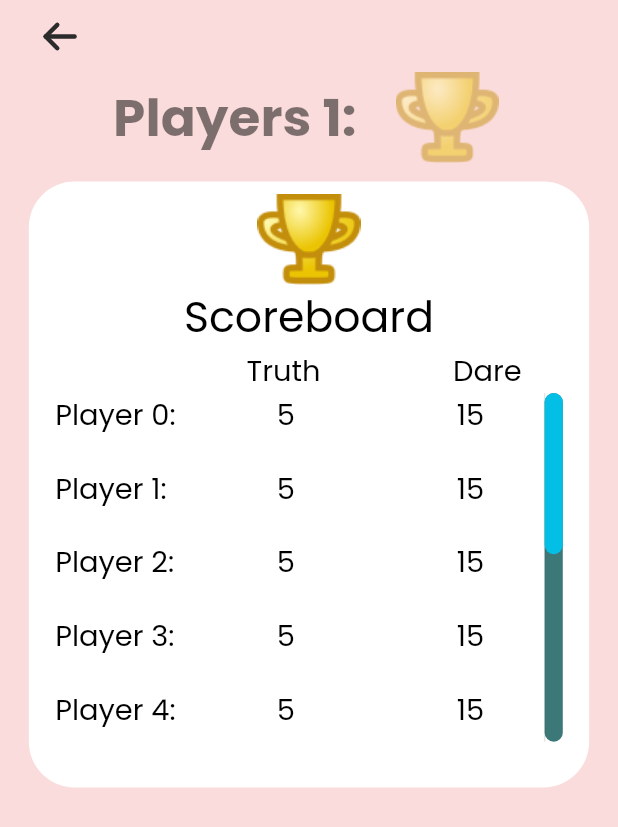
After one commit to quocphi-mobile-dev/cachcach-mobile-app, a Flutter app: the ScoreBoardScreen screen opened by its route, on a phone screen of 412 x 824 dp. The commit adds this screen. Shown: the top 827 px of the screen. Run offline on Flutter 3.47's test engine with Material 2 defaults, Android fonts, the phone set to English and light mode, and no system bars; our stand-ins replace auto_size_text, dio, firebase_core, firebase_crashlytics, firebase_messaging, flutter_local_notifications and 7 more; missing offline and left inert: circle_list; accounts and stored records are empty.

Commit message:
Scoreboard screen

```diff
--- /dev/null
+++ b/lib/app/modules/play/score_board/score_board_screen.dart
@@ -0,0 +1,197 @@
+import 'package:cachcach/app/widgets/widget_common.dart';
+import 'package:cachcach/core/theme/colors.dart';
+import 'package:cachcach/core/theme/images.dart';
+import 'package:cachcach/core/theme/text_styles.dart';
+import 'package:flutter/material.dart';
+import 'package:flutter_screenutil/flutter_screenutil.dart';
+
+class ScoreBoardScreen extends StatelessWidget {
+  const ScoreBoardScreen({super.key});
+
+  @override
+  Widget build(BuildContext context) {
+    return Scaffold(
+      backgroundColor: AppColors.bgColor,
+      body: SafeArea(
+        child: Column(
+          children: [
+            buildTopBar(),
+            _buildPlayerWin(),
+            space(h: 12.h),
+            _buildScoreBoard(),
+          ],
+        ),
+      ),
+    );
+  }
+
+  Widget _buildScoreBoard() {
+    return Container(
+      margin: EdgeInsets.symmetric(horizontal: 16.w),
+      width: 340.w,
+      height: 398.h,
+      decoration: BoxDecoration(
+        color: AppColors.white,
+        borderRadius: BorderRadius.circular(30.r),
+      ),
+      child: Column(
+        children: [
+          space(h: 8.h),
+          Image.asset(
+            AppImages.imgCup,
+            width: 70.w,
+            height: 60.h,
+          ),
+          Text(
+            "Scoreboard",
+            style: AppTextStyle.textStyleCommon.copyWith(
+              fontSize: 28.sp,
+              fontWeight: FontWeight.w400,
+              color: AppColors.black,
+            ),
+          ),
+          _buildScoreBoardHeader(),
+          Expanded(
+            child: _buildScoreBoardValue(),
+          )
+        ],
+      ),
+    );
+  }
+
+  Widget _buildScoreBoardValue() {
+    return Padding(
+      padding: EdgeInsets.symmetric(horizontal: 16.w).copyWith(bottom: 10.h),
+      child: RawScrollbar(
+        thumbColor: AppColors.deepSkyBlue,
+        trackColor: AppColors.ming,
+        thumbVisibility: true,
+        trackVisibility: true,
+        thickness: 11.w,
+        radius: Radius.circular(20.r),
+        trackRadius: Radius.circular(20.r),
+        padding: EdgeInsets.only(bottom: 20.h),
+        child: ListView.separated(
+          shrinkWrap: true,
+          padding: EdgeInsets.only(bottom: 50.h),
+          itemBuilder: (BuildContext context, int index) {
+            return Row(
+              children: [
+                Expanded(
+                  flex: 3,
+                  child: Text(
+                    "Player $index:",
+                    style: AppTextStyle.textStyleCommon.copyWith(
+                      fontSize: 19.sp,
+                      fontWeight: FontWeight.w400,
+                      color: AppColors.black,
+                    ),
+                  ),
+                ),
+                Expanded(
+                  flex: 4,
+                  child: Container(
+                    alignment: Alignment.center,
+                    child: Text(
+                      "5",
+                      style: AppTextStyle.textStyleCommon.copyWith(
+                        fontSize: 19.sp,
+                        fontWeight: FontWeight.w400,
+                        color: AppColors.black,
+                      ),
+                    ),
+                  ),
+                ),
+                Expanded(
+                  flex: 4,
+                  child: Container(
+                    alignment: Alignment.center,
+                    child: Text(
+                      "15",
+                      style: AppTextStyle.textStyleCommon.copyWith(
+                        fontSize: 19.sp,
+                        fontWeight: FontWeight.w400,
+                        color: AppColors.black,
+                      ),
+                    ),
+                  ),
+                ),
+              ],
+            );
+          },
+          separatorBuilder: (BuildContext context, int index) {
+            return space(h: 20.h);
+          },
+          itemCount: 10,
+        ),
+      ),
+    );
+  }
+
+  Widget _buildScoreBoardHeader() {
+    return Row(
+      children: [
+        Expanded(
+          flex: 3,
+          child: Container(),
+        ),
+        Expanded(
+          flex: 4,
+          child: Container(
+            alignment: Alignment.center,
+            child: Text(
+              "Truth",
+              style: AppTextStyle.textStyleCommon.copyWith(
+                fontSize: 19.sp,
+                fontWeight: FontWeight.w400,
+                color: AppColors.black,
+              ),
+            ),
+          ),
+        ),
+        Expanded(
+          flex: 4,
+          child: Container(
+            alignment: Alignment.center,
+            child: Text(
+              "Dare",
+              style: AppTextStyle.textStyleCommon.copyWith(
+                fontSize: 19.sp,
+                fontWeight: FontWeight.w400,
+                color: AppColors.black,
+              ),
+            ),
+          ),
+        ),
+      ],
+    );
+  }
+
+  Widget _buildPlayerWin() {
+    return Padding(
+      padding: EdgeInsets.symmetric(horizontal: 16.w),
+      child: Row(
+        mainAxisAlignment: MainAxisAlignment.center,
+        children: [
+          Flexible(
+            child: Text(
+              "Players 1:",
+              style: AppTextStyle.textStyleCommon.copyWith(
+                fontSize: 34.sp,
+                fontWeight: FontWeight.w600,
+                color: AppColors.black.withOpacity(0.5),
+              ),
+            ),
+          ),
+          space(w: 20.w),
+          Image.asset(
+            AppImages.imgCup,
+            width: 70.w,
+            height: 60.h,
+            opacity: const AlwaysStoppedAnimation(0.5),
+          )
+        ],
+      ),
+    );
+  }
+}
--- a/lib/core/theme/colors.dart
+++ b/lib/core/theme/colors.dart
@@ -140,4 +140,7 @@ class AppColors {
 
   /// #E1ACAC
   static const cavernPink = Color(0xffE1ACAC);
+
+  /// #3D7878
+  static const ming = Color(0xff3D7878);
 }
--- a/lib/core/theme/images.dart
+++ b/lib/core/theme/images.dart
@@ -18,4 +18,5 @@ class AppImages {
   static const imgCursor = "assets/images/img_cursor.png";
   static const imgTruth = "assets/images/img_truth.png";
   static const imgDare = "assets/images/img_dare.png";
+  static const imgCup = "assets/images/img_cup.png";
 }
--- a/lib/routes/routes.dart
+++ b/lib/routes/routes.dart
@@ -6,6 +6,7 @@ import 'package:cachcach/app/modules/play/guide_play/guide_play_screen.dart';
 import 'package:cachcach/app/modules/play/play_screen.dart';
 import 'package:cachcach/app/modules/play/player/player_screen.dart';
 import 'package:cachcach/app/modules/play/question/question_screen.dart';
+import 'package:cachcach/app/modules/play/score_board/score_board_screen.dart';
 import 'package:cachcach/app/modules/play/select_mode/select_mode_screen.dart';
 import 'package:cachcach/app/modules/play/setting/setting_screen.dart';
 import 'package:cachcach/app/modules/play/spin/spin_screen.dart';
@@ -27,6 +28,7 @@ class RouteName {
   static const String spin = "/spin";
   static const String question = "/question";
   static const String detail = "/detail";
+  static const String scoreBoard = "/score-board";
 
   static const String privacyPolicy = "/privacy-policy";
   static const String welcome = '/welcome';
@@ -47,6 +49,7 @@ class AppRoutes {
     RouteName.spin: () => const SpinScreen(),
     RouteName.question: () => const QuestionScreen(),
     RouteName.detail: () => const DetailScreen(),
+    RouteName.scoreBoard: () => const ScoreBoardScreen(),
   };
 
   static final bindings = <String, List<Bindings> Function()>{};
```
Also changed, not shown: assets/images/img_cup.png (added).
